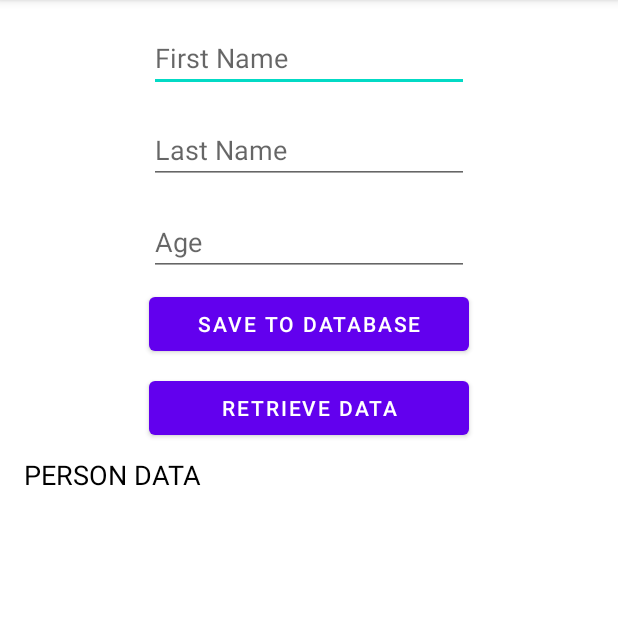
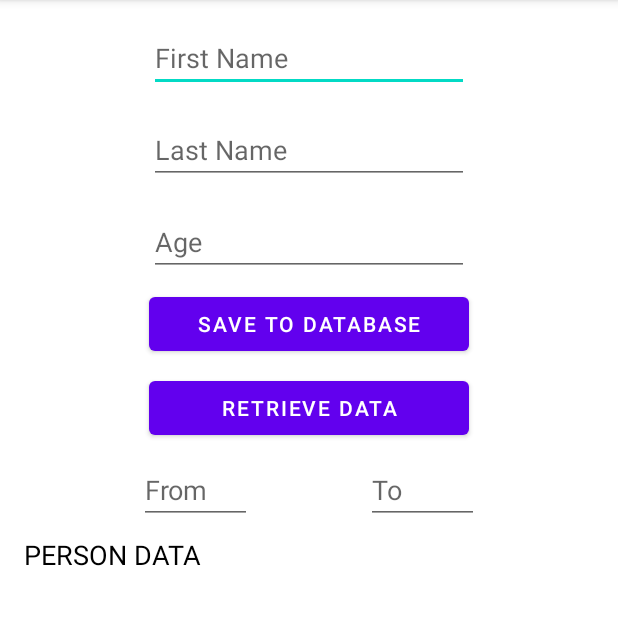
Before and after one commit to kpirabaharan/Firebase_Firestore_Practice, an Android app: the screen it shows after launch (MainActivity), on a phone screen of 412 x 824 dp, the part 84-709 px from its top. Run offline under Robolectric (Android 15) with nearby library versions, the phone set to English and light mode, and no system bars; our stand-ins replace Firebase (no records; nobody signed in at launch, a user with empty details on screens opened directly).

Commit message:
Query Data

```diff
--- a/app/src/main/java/com/example/firebasefirestore/MainActivity.kt
+++ b/app/src/main/java/com/example/firebasefirestore/MainActivity.kt
@@ -31,6 +31,9 @@ class MainActivity : AppCompatActivity() {
             val person = Person(firstName,lastName,age)
             savePerson(person)
         }
+
+        //subscribeToRealtimeUpdates()
+
         btnRetrieveData.setOnClickListener {
             retrievePersons()
         }
@@ -54,9 +57,15 @@ class MainActivity : AppCompatActivity() {
     }
 
     private fun retrievePersons() = CoroutineScope(Dispatchers.IO).launch{
-        try{
-            val querySnapshot = personCollectionRef.get().await() // await needs to be called after every task in coroutine
-            // get function retrieves all documents in collection of personCollectionRef
+        val fromAge = etFrom.text.toString().toInt()
+        val toAge = etTo.text.toString().toInt()
+        try {
+            val querySnapshot = personCollectionRef // Query
+                .whereGreaterThanOrEqualTo("age", fromAge) // Constraints
+                .whereLessThanOrEqualTo("age", toAge)
+                .orderBy("age")
+                .get() // Get Query based on constraints
+                .await() // End of every task of coroutine
             val sb = StringBuilder()
             // to append all person strings
             for(document in querySnapshot.documents){
--- a/app/src/main/res/layout/activity_main.xml
+++ b/app/src/main/res/layout/activity_main.xml
@@ -75,7 +75,7 @@
         app:layout_constraintEnd_toEndOf="parent"
         app:layout_constraintHorizontal_bias="0.5"
         app:layout_constraintStart_toStartOf="parent"
-        app:layout_constraintTop_toBottomOf="@+id/btnRetrieveData">
+        app:layout_constraintTop_toBottomOf="@+id/etTo">
 
         <TextView
             android:id="@+id/tvPersons"
@@ -87,4 +87,30 @@
 
     </ScrollView>
 
+
+    <EditText
+        android:id="@+id/etFrom"
+        android:layout_width="75dp"
+        android:layout_height="wrap_content"
+        android:layout_marginTop="8dp"
+        android:hint="From"
+        android:inputType="textPersonName"
+        app:layout_constraintEnd_toStartOf="@+id/etTo"
+        app:layout_constraintHorizontal_bias="0.5"
+        app:layout_constraintStart_toStartOf="parent"
+        app:layout_constraintTop_toBottomOf="@+id/btnRetrieveData" />
+
+    <EditText
+        android:id="@+id/etTo"
+        android:layout_width="75dp"
+        android:layout_height="wrap_content"
+        android:layout_marginTop="8dp"
+        android:hint="To"
+        android:inputType="textPersonName"
+        app:layout_constraintEnd_toEndOf="parent"
+        app:layout_constraintHorizontal_bias="0.5"
+        app:layout_constraintStart_toEndOf="@+id/etFrom"
+        app:layout_constraintTop_toBottomOf="@+id/btnRetrieveData" />
+
+
 </androidx.constraintlayout.widget.ConstraintLayout>
```
